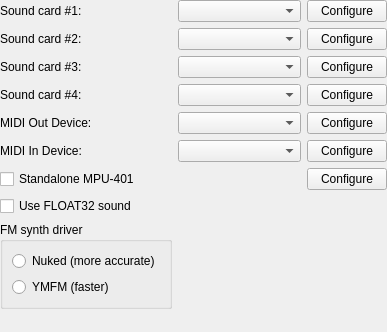
This is src/qt/qt_settingssound.ui in richardg867/86Box as Qt 5 draws it before an edit. The edited form follows.
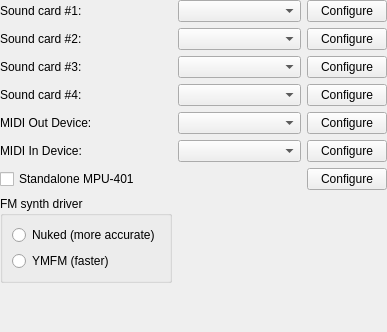
This is the edited form.

Commit message: Sound: Beginning of the playback rewrite

Patch:
```diff
--- a/src/qt/qt_settingssound.ui
+++ b/src/qt/qt_settingssound.ui
@@ -154,13 +154,6 @@
     </widget>
    </item>
    <item row="10" column="0">
-    <widget class="QCheckBox" name="checkBoxFloat32">
-     <property name="text">
-      <string>Use FLOAT32 sound</string>
-     </property>
-    </widget>
-   </item>
-   <item row="11" column="0">
     <widget class="QGroupBox" name="groupBox">
      <property name="sizePolicy">
       <sizepolicy hsizetype="Maximum" vsizetype="Preferred">
@@ -189,7 +182,7 @@
      </layout>
     </widget>
    </item>
-   <item row="12" column="0">
+   <item row="11" column="0">
     <spacer name="verticalSpacer">
      <property name="orientation">
       <enum>Qt::Vertical</enum>
```
The commit also changes 9 other files.
